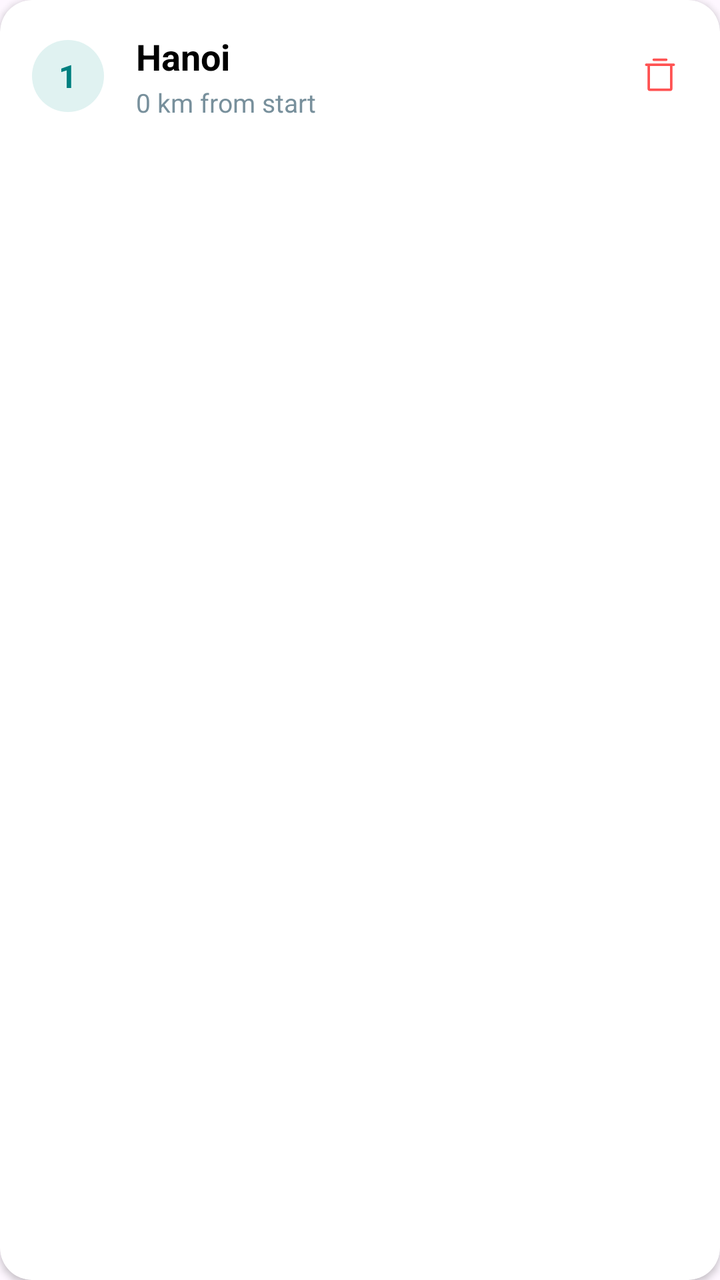
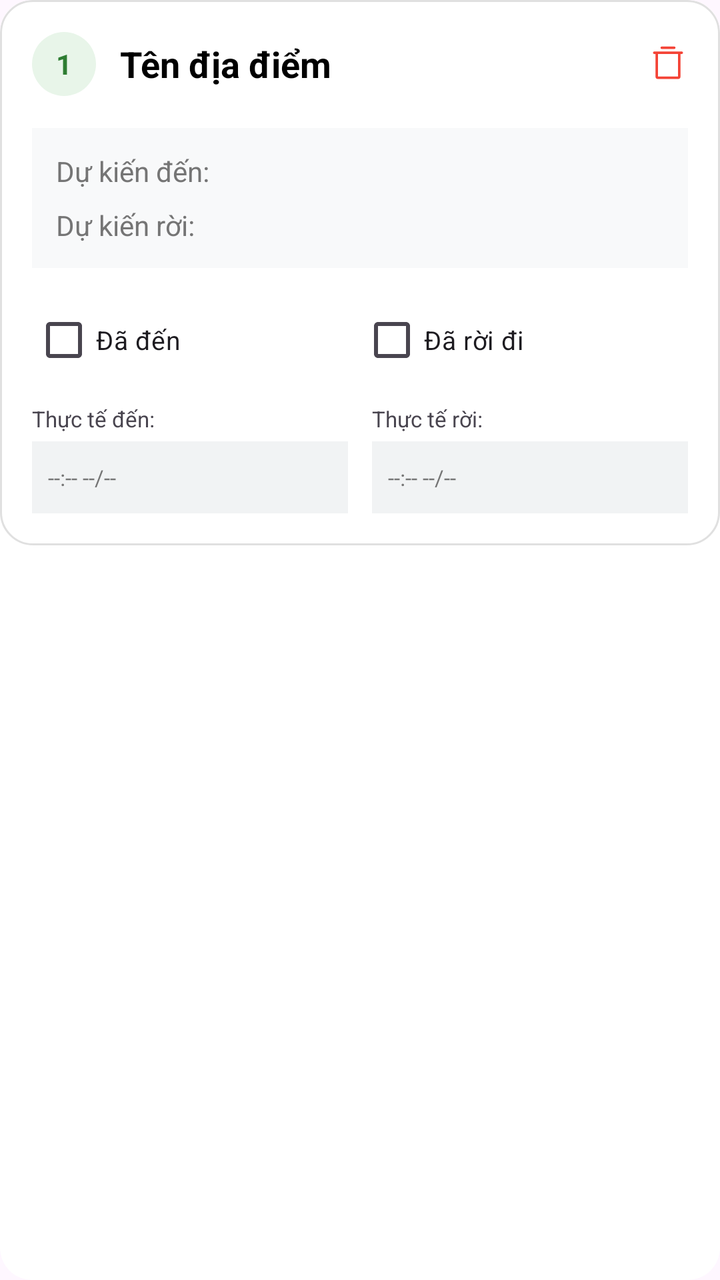

The first picture is an Android layout as it rendered before a commit; the second is the same layout after the commit. The layout source and the unified diff follow.
<!-- AndroidManifest.xml: application theme Theme.Vivu -->
<!-- res/layout/item_route_stop.xml -->
<?xml version="1.0" encoding="utf-8"?>
<androidx.cardview.widget.CardView xmlns:android="http://schemas.android.com/apk/res/android"
    xmlns:app="http://schemas.android.com/apk/res-auto"
    android:layout_width="match_parent"
    android:layout_height="wrap_content"
    android:layout_marginHorizontal="16dp"
    android:layout_marginVertical="8dp"
    app:cardCornerRadius="16dp"
    app:cardElevation="2dp">

    <LinearLayout
        android:layout_width="match_parent"
        android:layout_height="wrap_content"
        android:gravity="center_vertical"
        android:orientation="horizontal"
        android:padding="16dp">

        <TextView
            android:id="@+id/tv_order"
            android:layout_width="36dp"
            android:layout_height="36dp"
            android:background="@drawable/bg_circle_number"
            android:gravity="center"
            android:text="1"
            android:textColor="@color/teal_primary"
            android:textSize="16sp"
            android:textStyle="bold" />

        <LinearLayout
            android:layout_width="0dp"
            android:layout_height="wrap_content"
            android:layout_marginStart="16dp"
            android:layout_weight="1"
            android:orientation="vertical">

            <TextView
                android:id="@+id/tv_location_name"
                android:layout_width="wrap_content"
                android:layout_height="wrap_content"
                android:text="Hanoi"
                android:textColor="@color/black"
                android:textSize="18sp"
                android:textStyle="bold" />

            <TextView
                android:id="@+id/tv_distance"
                android:layout_width="wrap_content"
                android:layout_height="wrap_content"
                android:layout_marginTop="2dp"
                android:text="0 km from start"
                android:textColor="#78909C"
                android:textSize="13sp" />
        </LinearLayout>

        <ImageView
            android:id="@+id/btn_delete_stop"
            android:layout_width="28dp"
            android:layout_height="28dp"
            android:padding="4dp"
            android:src="@drawable/ic_trash_simple"
            app:tint="#FF5252" />

    </LinearLayout>
</androidx.cardview.widget.CardView>
<!-- resources referenced by this layout -->
<resources>
  <color name="black">#FF000000</color>
  <color name="teal_primary">#008080</color>
  <!-- drawable bg_circle_number (drawable) -->
  <shape xmlns:android="http://schemas.android.com/apk/res/android" android:shape="oval">
      <solid android:color="@color/teal_light" />
  </shape>
  <!-- drawable ic_trash_simple (drawable) -->
  <vector xmlns:android="http://schemas.android.com/apk/res/android"
      android:width="20dp"
      android:height="20dp"
      android:viewportWidth="256"
      android:viewportHeight="256">
    <path
        android:pathData="M216,48H40a8,8 0,0 0,0 16h8V208a16,16 0,0 0,16 16H192a16,16 0,0 0,16 -16V64h8a8,8 0,0 0,0 -16ZM192,208H64V64H192ZM80,24a8,8 0,0 1,8 -8h80a8,8 0,0 1,0 16H88A8,8 0,0 1,80 24Z"
        android:fillColor="#000000"/>
  </vector>
  <style name="Theme.Vivu" parent="Base.Theme.Vivu" />
  <color name="teal_light">#E0F2F1</color>
  <style name="Base.Theme.Vivu" parent="Theme.Material3.DayNight.NoActionBar">
          
          
      </style>
</resources>

<!-- the commit's change to res/layout/item_route_stop.xml (unified diff, before → after) -->
@@ -3,62 +3,106 @@
     xmlns:app="http://schemas.android.com/apk/res-auto"
     android:layout_width="match_parent"
     android:layout_height="wrap_content"
-    android:layout_marginHorizontal="16dp"
+    android:layout_marginHorizontal="20dp"
     android:layout_marginVertical="8dp"
     app:cardCornerRadius="16dp"
-    app:cardElevation="2dp">
+    app:cardElevation="0dp">
 
     <LinearLayout
         android:layout_width="match_parent"
         android:layout_height="wrap_content"
-        android:gravity="center_vertical"
-        android:orientation="horizontal"
-        android:padding="16dp">
+        android:orientation="vertical"
+        android:padding="16dp"
+        android:background="@drawable/bg_outline_gray">
 
-        <TextView
-            android:id="@+id/tv_order"
-            android:layout_width="36dp"
-            android:layout_height="36dp"
-            android:background="@drawable/bg_circle_number"
-            android:gravity="center"
-            android:text="1"
-            android:textColor="@color/teal_primary"
-            android:textSize="16sp"
-            android:textStyle="bold" />
-
-        <LinearLayout
-            android:layout_width="0dp"
-            android:layout_height="wrap_content"
-            android:layout_marginStart="16dp"
-            android:layout_weight="1"
-            android:orientation="vertical">
+        <RelativeLayout
+            android:layout_width="match_parent"
+            android:layout_height="wrap_content">
 
             <TextView
-                android:id="@+id/tv_location_name"
+                android:id="@+id/tv_order_index"
+                android:layout_width="32dp"
+                android:layout_height="32dp"
+                android:background="@drawable/bg_circle_light_green"
+                android:gravity="center"
+                android:text="1"
+                android:textColor="#2E7D32"
+                android:textStyle="bold" />
+
+            <TextView
+                android:id="@+id/tv_stop_name"
                 android:layout_width="wrap_content"
                 android:layout_height="wrap_content"
-                android:text="Hanoi"
+                android:layout_centerVertical="true"
+                android:layout_marginStart="12dp"
+                android:layout_toEndOf="@id/tv_order_index"
+                android:text="Tên địa điểm"
                 android:textColor="@color/black"
                 android:textSize="18sp"
                 android:textStyle="bold" />
 
-            <TextView
-                android:id="@+id/tv_distance"
-                android:layout_width="wrap_content"
+            <ImageView
+                android:id="@+id/btn_delete_stop"
+                android:layout_width="20dp"
+                android:layout_height="20dp"
+                android:layout_alignParentEnd="true"
+                android:layout_centerVertical="true"
+                android:src="@drawable/ic_trash_simple"
+                app:tint="#F44336" />
+        </RelativeLayout>
+
+        <LinearLayout
+            android:layout_width="match_parent"
+            android:layout_height="wrap_content"
+            android:layout_marginTop="16dp"
+            android:background="#F8F9FA"
+            android:orientation="vertical"
+            android:padding="12dp">
+            <RelativeLayout android:layout_width="match_parent" android:layout_height="wrap_content">
+                <TextView android:layout_width="wrap_content" android:layout_height="wrap_content" android:text="Dự kiến đến:" android:textColor="#757575"/>
+                <TextView android:id="@+id/tv_exp_arrival" android:layout_width="wrap_content" android:layout_height="wrap_content" android:layout_alignParentEnd="true" android:textColor="@color/black" android:textStyle="bold"/>
+            </RelativeLayout>
+            <RelativeLayout android:layout_width="match_parent" android:layout_height="wrap_content" android:layout_marginTop="8dp">
+                <TextView android:layout_width="wrap_content" android:layout_height="wrap_content" android:text="Dự kiến rời:" android:textColor="#757575"/>
+                <TextView android:id="@+id/tv_exp_departure" android:layout_width="wrap_content" android:layout_height="wrap_content" android:layout_alignParentEnd="true" android:textColor="@color/black" android:textStyle="bold"/>
+            </RelativeLayout>
+        </LinearLayout>
+
+        <LinearLayout
+            android:layout_width="match_parent"
+            android:layout_height="wrap_content"
+            android:layout_marginTop="12dp"
+            android:orientation="horizontal">
+            <CheckBox
+                android:id="@+id/cb_arrived"
+                android:layout_width="0dp"
                 android:layout_height="wrap_content"
-                android:layout_marginTop="2dp"
-                android:text="0 km from start"
-                android:textColor="#78909C"
+                android:layout_weight="1"
+                android:text="Đã đến"
+                android:textSize="13sp" />
+            <CheckBox
+                android:id="@+id/cb_departed"
+                android:layout_width="0dp"
+                android:layout_height="wrap_content"
+                android:layout_weight="1"
+                android:text="Đã rời đi"
                 android:textSize="13sp" />
         </LinearLayout>
 
-        <ImageView
-            android:id="@+id/btn_delete_stop"
-            android:layout_width="28dp"
-            android:layout_height="28dp"
-            android:padding="4dp"
-            android:src="@drawable/ic_trash_simple"
-            app:tint="#FF5252" />
-
+        <LinearLayout
+            android:layout_width="match_parent"
+            android:layout_height="wrap_content"
+            android:layout_marginTop="8dp"
+            android:orientation="horizontal">
+            <LinearLayout android:layout_width="0dp" android:layout_height="wrap_content" android:layout_weight="1" android:orientation="vertical">
+                <TextView android:layout_width="wrap_content" android:layout_height="wrap_content" android:text="Thực tế đến:" android:textSize="11sp"/>
+                <TextView android:id="@+id/tv_actual_arrival" android:layout_width="match_parent" android:layout_height="36dp" android:layout_marginTop="4dp" android:background="#F1F3F4" android:gravity="center_vertical" android:paddingHorizontal="8dp" android:text="--:-- --/--" android:textColor="#757575" android:textSize="11sp"/>
+            </LinearLayout>
+            <View android:layout_width="12dp" android:layout_height="0dp"/>
+            <LinearLayout android:layout_width="0dp" android:layout_height="wrap_content" android:layout_weight="1" android:orientation="vertical">
+                <TextView android:layout_width="wrap_content" android:layout_height="wrap_content" android:text="Thực tế rời:" android:textSize="11sp"/>
+                <TextView android:id="@+id/tv_actual_departure" android:layout_width="match_parent" android:layout_height="36dp" android:layout_marginTop="4dp" android:background="#F1F3F4" android:gravity="center_vertical" android:paddingHorizontal="8dp" android:text="--:-- --/--" android:textColor="#757575" android:textSize="11sp"/>
+            </LinearLayout>
+        </LinearLayout>
     </LinearLayout>
 </androidx.cardview.widget.CardView>
<!-- resource entries referenced after the edit -->
@@ -1,10 +1,23 @@
 <!-- resources referenced by this layout -->
 <resources>
   <color name="black">#FF000000</color>
-  <color name="teal_primary">#008080</color>
-  <!-- drawable bg_circle_number (drawable) -->
-  <shape xmlns:android="http://schemas.android.com/apk/res/android" android:shape="oval">
-      <solid android:color="@color/teal_light" />
+  <!-- drawable bg_circle_light_green (drawable) -->
+  <?xml version="1.0" encoding="utf-8"?>
+  <shape xmlns:android="http://schemas.android.com/apk/res/android"
+      android:shape="oval">
+      <solid android:color="#E8F5E9" />
+      <size
+          android:width="32dp"
+          android:height="32dp" />
+  </shape>
+  <!-- drawable bg_outline_gray (drawable) -->
+  <?xml version="1.0" encoding="utf-8"?>
+  <shape xmlns:android="http://schemas.android.com/apk/res/android">
+      <solid android:color="@color/white" />
+      <stroke
+          android:width="1dp"
+          android:color="#E0E0E0" />
+      <corners android:radius="16dp" />
   </shape>
   <!-- drawable ic_trash_simple (drawable) -->
   <vector xmlns:android="http://schemas.android.com/apk/res/android"
@@ -17,7 +30,7 @@
         android:fillColor="#000000"/>
   </vector>
   <style name="Theme.Vivu" parent="Base.Theme.Vivu" />
-  <color name="teal_light">#E0F2F1</color>
+  <color name="white">#FFFFFFFF</color>
   <style name="Base.Theme.Vivu" parent="Theme.Material3.DayNight.NoActionBar">
           
           
